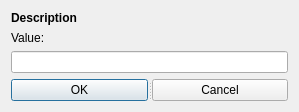
The window that DICOM-Viewer/DICOM-Viewer/EditDialogSimple.ui (GavriloviciEduard/DICOM-Extractor-Viewer) describes before a commit, drawn with Qt 5.
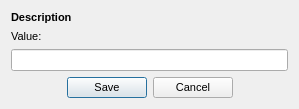
The same window after the commit. Icons and pictures are not drawn.

Diff of the .ui file:
```diff
--- a/DICOM-Viewer/DICOM-Viewer/EditDialogSimple.ui
+++ b/DICOM-Viewer/DICOM-Viewer/EditDialogSimple.ui
@@ -6,8 +6,8 @@
    <rect>
     <x>0</x>
     <y>0</y>
-    <width>295</width>
-    <height>105</height>
+    <width>297</width>
+    <height>109</height>
    </rect>
   </property>
   <property name="windowTitle">
@@ -15,9 +15,13 @@
   </property>
   <layout class="QVBoxLayout" name="verticalLayout">
    <item>
+    <layout class="QGridLayout" name="gridLayout">
+     <item row="0" column="0">
     <widget class="QLabel" name="DescriptionLabel">
      <property name="font">
       <font>
+         <family>MS Shell Dlg 2</family>
+         <pointsize>8</pointsize>
        <weight>75</weight>
        <bold>true</bold>
       </font>
@@ -27,14 +31,20 @@
      </property>
     </widget>
    </item>
-   <item>
+     <item row="1" column="0">
     <widget class="QLabel" name="ValueLabel">
+       <property name="font">
+        <font>
+         <family>MS Shell Dlg 2</family>
+         <pointsize>8</pointsize>
+        </font>
+       </property>
      <property name="text">
       <string>Value:</string>
      </property>
     </widget>
    </item>
-   <item>
+     <item row="2" column="0">
     <widget class="QLineEdit" name="ValueEdit">
      <property name="minimumSize">
       <size>
@@ -44,24 +54,77 @@
      </property>
     </widget>
    </item>
+    </layout>
+   </item>
    <item>
-    <widget class="QSplitter" name="splitter">
+    <layout class="QHBoxLayout" name="horizontalLayout">
+     <item>
+      <spacer name="horizontalSpacer_2">
      <property name="orientation">
       <enum>Qt::Horizontal</enum>
      </property>
+       <property name="sizeHint" stdset="0">
+        <size>
+         <width>40</width>
+         <height>20</height>
+        </size>
+       </property>
+      </spacer>
+     </item>
+     <item>
      <widget class="QPushButton" name="OKButton">
+       <property name="sizePolicy">
+        <sizepolicy hsizetype="Minimum" vsizetype="Fixed">
+         <horstretch>0</horstretch>
+         <verstretch>0</verstretch>
+        </sizepolicy>
+       </property>
+       <property name="font">
+        <font>
+         <family>MS Shell Dlg 2</family>
+         <pointsize>8</pointsize>
+        </font>
+       </property>
       <property name="text">
-       <string>OK</string>
-      </property>
-     </widget>
+        <string>Save</string>
+       </property>
+      </widget>
+     </item>
+     <item>
      <widget class="QPushButton" name="CancelButton">
+       <property name="sizePolicy">
+        <sizepolicy hsizetype="Minimum" vsizetype="Fixed">
+         <horstretch>0</horstretch>
+         <verstretch>0</verstretch>
+        </sizepolicy>
+       </property>
+       <property name="font">
+        <font>
+         <family>MS Shell Dlg 2</family>
+         <pointsize>8</pointsize>
+        </font>
+       </property>
       <property name="text">
        <string>Cancel</string>
       </property>
      </widget>
-    </widget>
-   </item>
-  </layout>
+     </item>
+     <item>
+      <spacer name="horizontalSpacer">
+       <property name="orientation">
+        <enum>Qt::Horizontal</enum>
+       </property>
+       <property name="sizeHint" stdset="0">
+        <size>
+         <width>40</width>
+         <height>20</height>
+        </size>
+       </property>
+      </spacer>
+     </item>
+    </layout>
+   </item>
+  </layout>
  </widget>
  <resources/>
  <connections>
```
Left out of the diff: 24 changed lines with no effect on the pictures. Lines whose indentation alone changed are shown as unchanged.
